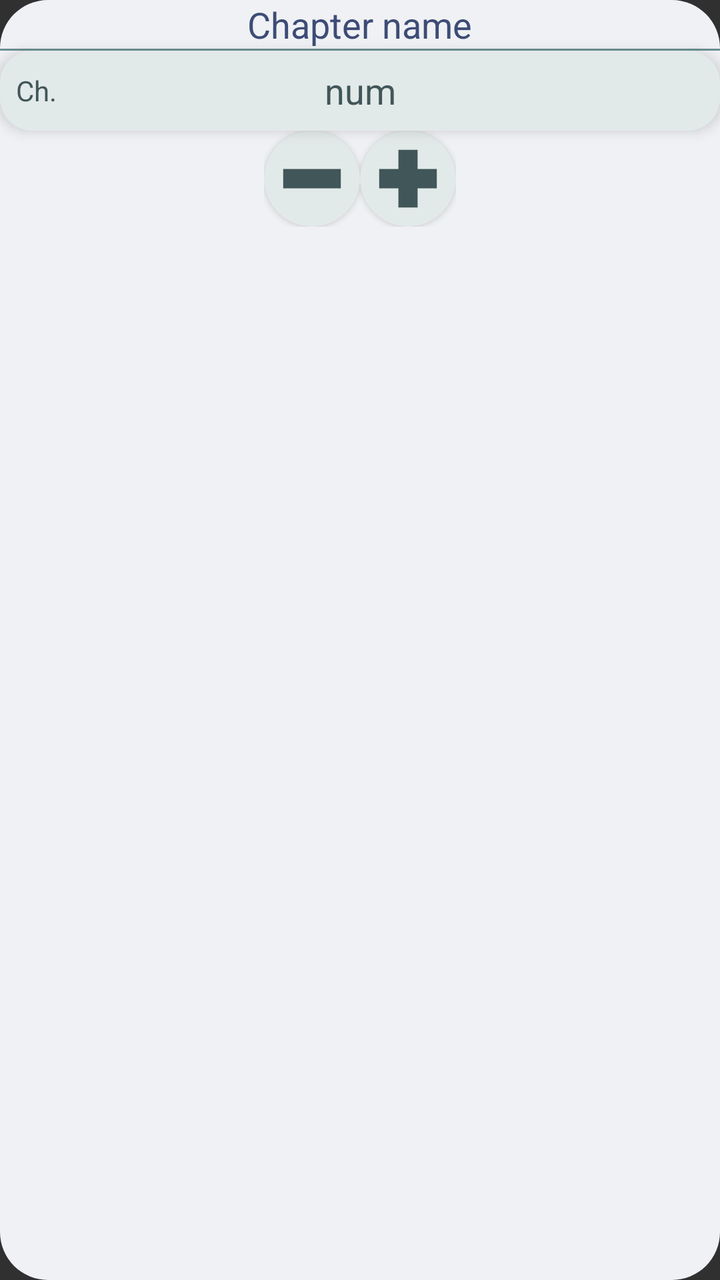
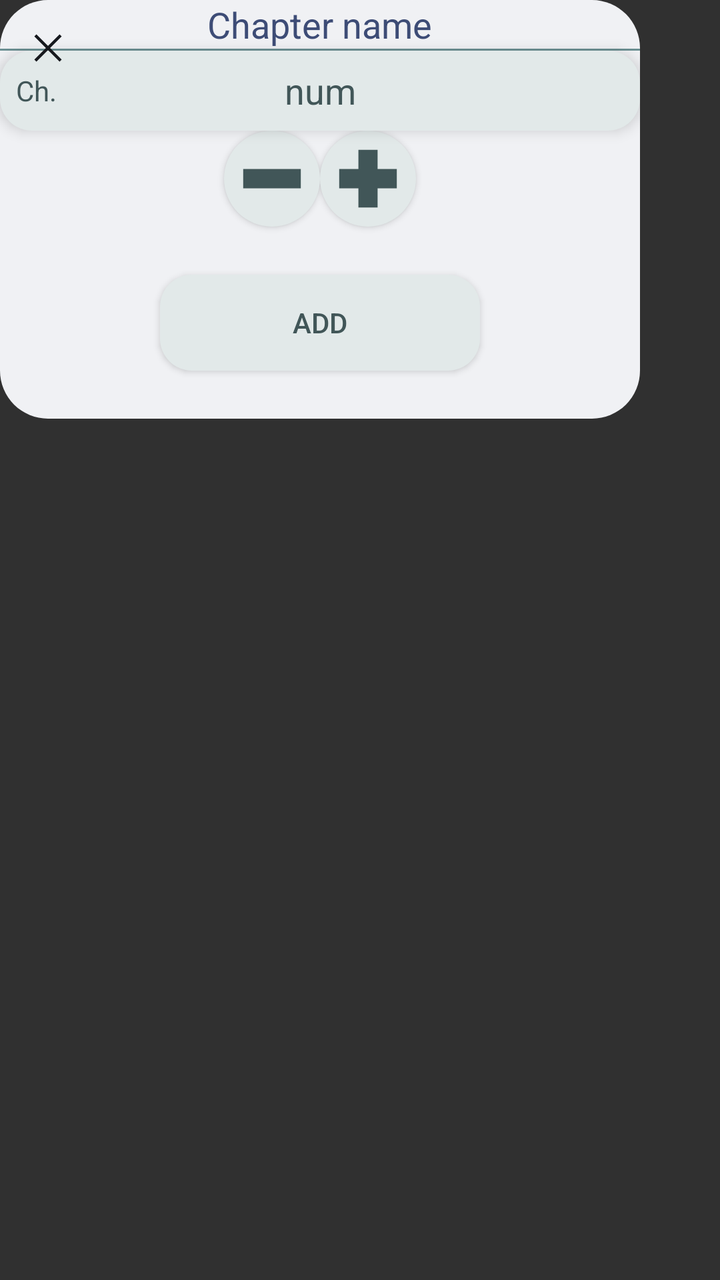

An Android layout rendered at two revisions. The XML below is the earlier revision; the diff shows what the commit changed to produce the second picture.
<!-- AndroidManifest.xml: application theme Theme.MangaCheck -->
<!-- res/layout/update_comics_dialog.xml -->
<?xml version="1.0" encoding="utf-8"?>
<LinearLayout xmlns:android="http://schemas.android.com/apk/res/android"
    android:layout_width="320dp"
    android:layout_height="240dp"
    android:layout_gravity="center"
    android:background="@drawable/basic_surface"
    android:orientation="vertical">

    <EditText
        android:layout_width="wrap_content"
        android:layout_height="wrap_content"
        android:layout_gravity="center_horizontal"
        android:layout_marginVertical="@dimen/card_margin"
        android:autofillHints="comic_name"
        android:background="@drawable/text_input"
        android:hint="@string/chapter_name"
        android:inputType="text"
        android:textColor="?colorTertiary"
        android:textColorHint="?colorTertiary" />

    <View
        android:layout_width="match_parent"
        android:layout_height="1dp"
        android:background="@drawable/horizontal_straight_line" />

    <include layout="@layout/chapter_number_input" />

    <include layout="@layout/dec_inc_buttons"/>

</LinearLayout>
<!-- res/layout/chapter_number_input.xml (included above) -->
<?xml version="1.0" encoding="utf-8"?>
<FrameLayout xmlns:android="http://schemas.android.com/apk/res/android"
    android:id="@+id/chapter_number"
    android:layout_width="match_parent"
    android:layout_height="@dimen/form_input_H"
    android:layout_marginHorizontal="@dimen/card_margin"
    android:layout_marginVertical="@dimen/card_margin"
    android:autofillHints="chapter"
    android:background="@drawable/basic_surface_variant"
    android:elevation="4dp">

    <TextView
        android:layout_width="wrap_content"
        android:layout_height="wrap_content"
        android:layout_gravity="center_vertical"
        android:paddingStart="8sp"
        android:paddingEnd="0dp"
        android:text="@string/chapter_abbreviations"
        android:textColor="?colorOnSurfaceVariant" />

    <EditText
        android:id="@+id/chapter_input"
        android:layout_width="match_parent"
        android:layout_height="wrap_content"
        android:layout_gravity="center"
        android:layout_marginHorizontal="@dimen/card_margin"
        android:autofillHints="chapter_number"
        android:background="#00000000"
        android:hint="@string/chapter_abbreviation_number"
        android:inputType="number"
        android:textAlignment="center"
        android:textColor="?colorOnSurfaceVariant"
        android:textColorHint="?colorOnSurfaceVariant" />
</FrameLayout>
<!-- res/layout/dec_inc_buttons.xml (included above) -->
<?xml version="1.0" encoding="utf-8"?>
<LinearLayout xmlns:android="http://schemas.android.com/apk/res/android"
    android:layout_width="wrap_content"
    android:layout_height="wrap_content"
    android:layout_gravity="center_horizontal"
    android:layout_marginBottom="@dimen/card_margin"
    android:orientation="horizontal">

    <Button
        android:id="@+id/dec_button"
        android:layout_width="@dimen/card_icon_button"
        android:layout_height="@dimen/card_icon_button"
        android:layout_gravity="start"
        android:layout_marginEnd="@dimen/dec_inc_distance"
        android:background="@drawable/minus_button"
        android:elevation="8dp" />

    <Button
        android:id="@+id/inc_button"
        android:layout_width="@dimen/card_icon_button"
        android:layout_height="@dimen/card_icon_button"
        android:layout_gravity="end"
        android:layout_marginStart="@dimen/dec_inc_distance"
        android:background="@drawable/plus_button"
        android:elevation="8dp" />

</LinearLayout>
<!-- resources referenced by this layout -->
<resources>
  <dimen name="card_icon_button">48dp</dimen>
  <dimen name="form_input_H">40dp</dimen>
  <!-- drawable basic_surface (drawable) -->
  <?xml version="1.0" encoding="utf-8"?>
  <shape xmlns:android="http://schemas.android.com/apk/res/android"
      android:shape="rectangle">
      <solid android:color="?colorSurface" />
      <corners android:radius="@dimen/card_corner_radius" />
  </shape>
  <!-- drawable basic_surface_variant (drawable) -->
  <?xml version="1.0" encoding="utf-8"?>
  <shape xmlns:android="http://schemas.android.com/apk/res/android"
      android:shape="rectangle">
      <solid android:color="?colorSurfaceVariant" />
      <corners android:radius="@dimen/form_button_corner_radius" />
  </shape>
  <!-- drawable horizontal_straight_line (drawable) -->
  <?xml version="1.0" encoding="utf-8"?>
  <shape xmlns:android="http://schemas.android.com/apk/res/android"
      android:shape="rectangle">
      <solid android:color="?colorOutline" />
  </shape>
  <!-- drawable text_input (drawable) -->
  <?xml version="1.0" encoding="utf-8"?>
  <shape xmlns:android="http://schemas.android.com/apk/res/android"
      android:shape="rectangle">
      <solid android:color="?colorSurface"/>
      <corners android:radius="100dp"/>
  </shape>
  <string name="chapter_abbreviation_number">num</string>
  <string name="chapter_abbreviations">Ch.</string>
  <string name="chapter_name">Chapter name</string>
  <dimen name="card_corner_radius">24dp</dimen>
  <dimen name="form_button_corner_radius">16dp</dimen>
  <color name="primary_35">#1038A2</color>
  <color name="primary_80">#A3B9F5</color>
  <color name="white">#FFFFFFFF</color>
  <color name="primary_20">#0A205C</color>
  <color name="secondary_35">#0A9FA9</color>
  <color name="secondary_80">#9FF4F9</color>
  <color name="secondary_20">#065B60</color>
  <color name="tertiary_35">#3D4C76</color>
  <color name="tertiary_80">#BCC4DC</color>
  <color name="tertiary_20">#232B43</color>
  <color name="error_35">#B22200</color>
  <color name="error_80">#FFAC99</color>
  <color name="error_20">#661300</color>
  <color name="Natural_80">#C4C9D4</color>
  <color name="Natural_10">#16181D</color>
  <color name="Natural_95">#F0F1F4</color>
  <color name="Natural_20">#2B303B</color>
  <color name="VNatural_90">#E2E9E9</color>
  <color name="VNatural_30">#415658</color>
  <color name="VNatural_50">#6C9093</color>
  <color name="VNatural_80">#C4D3D4</color>
  <style name="mySpinnerItemSelectedStyle" parent="@android:style/Widget.Holo.TextView.SpinnerItem">
          <item name="android:textColor">@color/black</item>
      </style>
  <color name="black">#FF000000</color>
  <!-- unchanged entries left out for length: 3 -->
</resources>

<!-- the commit's change to res/layout/update_comics_dialog.xml (unified diff, before → after) -->
@@ -1,33 +1,57 @@
 <?xml version="1.0" encoding="utf-8"?>
-<LinearLayout xmlns:android="http://schemas.android.com/apk/res/android"
-    android:layout_width="320dp"
-    android:layout_height="240dp"
-    android:layout_gravity="center"
-    android:background="@drawable/basic_surface"
-    android:orientation="vertical">
+<FrameLayout xmlns:android="http://schemas.android.com/apk/res/android"
+    android:layout_width="match_parent"
+    android:layout_height="wrap_content">
 
-    <EditText
-        android:layout_width="wrap_content"
+    <Button
+        android:layout_marginTop="12dp"
+        android:layout_marginStart="12dp"
+        android:layout_width="24dp"
+        android:layout_height="24dp"
+        android:background="@drawable/exit_icon"
+        android:elevation="8dp"/>
+
+    <LinearLayout
+        android:layout_width="320dp"
         android:layout_height="wrap_content"
-        android:layout_gravity="center_horizontal"
-        android:layout_marginVertical="@dimen/card_margin"
-        android:autofillHints="comic_name"
-        android:background="@drawable/text_input"
-        android:hint="@string/chapter_name"
-        android:inputType="text"
-        android:textColor="?colorTertiary"
-        android:textColorHint="?colorTertiary" />
+        android:background="@drawable/basic_surface"
+        android:clipChildren="false"
+        android:orientation="vertical">
 
-    <View
-        android:layout_width="match_parent"
-        android:layout_height="1dp"
-        android:background="@drawable/horizontal_straight_line" />
+        <EditText
+            android:layout_width="wrap_content"
+            android:layout_height="wrap_content"
+            android:layout_gravity="center_horizontal"
+            android:layout_marginVertical="@dimen/card_margin"
+            android:autofillHints="comic_name"
+            android:background="@drawable/text_input"
+            android:hint="@string/chapter_name"
+            android:inputType="text"
+            android:textColor="?colorTertiary"
+            android:textColorHint="?colorTertiary" />
 
-    <include layout="@layout/chapter_number_input" />
+        <View
+            android:layout_width="match_parent"
+            android:layout_height="1dp"
+            android:background="@drawable/horizontal_straight_line" />
 
-    <include layout="@layout/dec_inc_buttons"/>
+        <include layout="@layout/chapter_number_input" />
 
-</LinearLayout>
+        <include layout="@layout/dec_inc_buttons" />
+
+        <Button
+            android:id="@+id/submit_button"
+            android:layout_width="@dimen/form_button_W"
+            android:layout_height="@dimen/form_button_H"
+            android:layout_gravity="center"
+            android:textColor="?colorOnSurfaceVariant"
+            android:layout_marginVertical="@dimen/form_button_end_margin"
+            android:background="@drawable/submit_button"
+            android:backgroundTint="?colorSurfaceVariant"
+            android:elevation="8dp"
+            android:text="@string/add_comic_submit" />
+    </LinearLayout>
+</FrameLayout>
 <!-- res/layout/chapter_number_input.xml (included above) -->
 <?xml version="1.0" encoding="utf-8"?>
 <FrameLayout xmlns:android="http://schemas.android.com/apk/res/android"
<!-- resource entries referenced after the edit -->
@@ -1,6 +1,9 @@
 <!-- resources referenced by this layout -->
 <resources>
   <dimen name="card_icon_button">48dp</dimen>
+  <dimen name="form_button_H">48dp</dimen>
+  <dimen name="form_button_W">160dp</dimen>
+  <dimen name="form_button_end_margin">24dp</dimen>
   <dimen name="form_input_H">40dp</dimen>
   <!-- drawable basic_surface (drawable) -->
   <?xml version="1.0" encoding="utf-8"?>
@@ -16,11 +19,29 @@
       <solid android:color="?colorSurfaceVariant" />
       <corners android:radius="@dimen/form_button_corner_radius" />
   </shape>
+  <!-- drawable exit_icon (drawable) -->
+  <vector xmlns:android="http://schemas.android.com/apk/res/android"
+      android:width="48dp"
+      android:height="48dp"
+      android:autoMirrored="true"
+      android:viewportWidth="960"
+      android:viewportHeight="960">
+    <path
+        android:fillColor="?colorOnSurface"
+        android:pathData="m249,753 l-42,-42 231,-231 -231,-231 42,-42 231,231 231,-231 42,42 -231,231 231,231 -42,42 -231,-231 -231,231Z"/>
+  </vector>
   <!-- drawable horizontal_straight_line (drawable) -->
   <?xml version="1.0" encoding="utf-8"?>
   <shape xmlns:android="http://schemas.android.com/apk/res/android"
       android:shape="rectangle">
       <solid android:color="?colorOutline" />
+  </shape>
+  <!-- drawable submit_button (drawable) -->
+  <?xml version="1.0" encoding="utf-8"?>
+  <shape xmlns:android="http://schemas.android.com/apk/res/android"
+      android:shape="rectangle">
+      <solid android:color="@color/secondary_35" />
+      <corners android:radius="@dimen/form_button_corner_radius" />
   </shape>
   <!-- drawable text_input (drawable) -->
   <?xml version="1.0" encoding="utf-8"?>
@@ -29,6 +50,7 @@
       <solid android:color="?colorSurface"/>
       <corners android:radius="100dp"/>
   </shape>
+  <string name="add_comic_submit">Add</string>
   <string name="chapter_abbreviation_number">num</string>
   <string name="chapter_abbreviations">Ch.</string>
   <string name="chapter_name">Chapter name</string>
